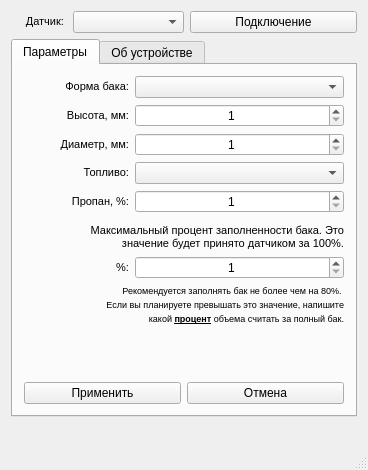
First picture: the form in ComSetup/mainwindow.ui, repository Anton-Fat/Screen_Tool_Setup, before the edit.
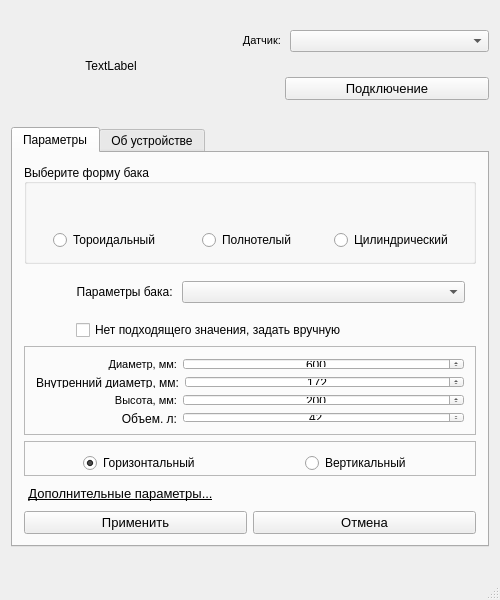
Second picture: the form after the edit.

The edit to the form file:
```diff
--- a/ComSetup/mainwindow.ui
+++ b/ComSetup/mainwindow.ui
@@ -6,20 +6,26 @@
    <rect>
     <x>0</x>
     <y>0</y>
-    <width>364</width>
-    <height>468</height>
+    <width>500</width>
+    <height>600</height>
    </rect>
   </property>
   <property name="sizePolicy">
-   <sizepolicy hsizetype="Maximum" vsizetype="Maximum">
+   <sizepolicy hsizetype="Maximum" vsizetype="Expanding">
     <horstretch>0</horstretch>
     <verstretch>0</verstretch>
    </sizepolicy>
   </property>
+  <property name="minimumSize">
+   <size>
+    <width>440</width>
+    <height>400</height>
+   </size>
+  </property>
   <property name="maximumSize">
    <size>
-    <width>500</width>
-    <height>600</height>
+    <width>600</width>
+    <height>700</height>
    </size>
   </property>
   <property name="windowTitle">
@@ -27,22 +33,49 @@
   </property>
   <widget class="QWidget" name="centralWidget">
    <property name="sizePolicy">
-    <sizepolicy hsizetype="Expanding" vsizetype="Expanding">
+    <sizepolicy hsizetype="Preferred" vsizetype="Expanding">
      <horstretch>0</horstretch>
      <verstretch>0</verstretch>
     </sizepolicy>
    </property>
-   <layout class="QVBoxLayout" name="verticalLayout_3" stretch="0,1,0">
-    <property name="sizeConstraint">
-     <enum>QLayout::SetMinimumSize</enum>
-    </property>
-    <item>
-     <layout class="QVBoxLayout" name="verticalLayout_6">
+   <property name="minimumSize">
+    <size>
+     <width>200</width>
+     <height>200</height>
+    </size>
+   </property>
+   <layout class="QVBoxLayout" name="verticalLayout_3" stretch="0,0,0">
       <property name="sizeConstraint">
        <enum>QLayout::SetMaximumSize</enum>
       </property>
       <item>
-       <layout class="QHBoxLayout" name="horizontalLayout_9" stretch="1,2,3">
+     <layout class="QHBoxLayout" name="horizontalLayout_7" stretch="1,2">
+      <property name="topMargin">
+       <number>0</number>
+      </property>
+      <item>
+       <widget class="QLabel" name="label_Logo">
+        <property name="minimumSize">
+         <size>
+          <width>200</width>
+          <height>110</height>
+         </size>
+        </property>
+        <property name="text">
+         <string>TextLabel</string>
+        </property>
+        <property name="alignment">
+         <set>Qt::AlignCenter</set>
+        </property>
+       </widget>
+      </item>
+      <item>
+       <layout class="QVBoxLayout" name="verticalLayout_7">
+        <item>
+         <layout class="QHBoxLayout" name="horizontalLayout_9" stretch="1,3">
+          <property name="sizeConstraint">
+           <enum>QLayout::SetMinimumSize</enum>
+          </property>
         <item>
          <widget class="QLabel" name="label">
           <property name="text">
@@ -57,8 +90,33 @@
           </property>
          </widget>
         </item>
+         </layout>
+        </item>
+        <item>
+         <layout class="QHBoxLayout" name="horizontalLayout_2" stretch="1,3">
+          <item>
+           <spacer name="horizontalSpacer_2">
+            <property name="orientation">
+             <enum>Qt::Horizontal</enum>
+            </property>
+            <property name="sizeHint" stdset="0">
+             <size>
+              <width>40</width>
+              <height>20</height>
+             </size>
+            </property>
+           </spacer>
+          </item>
         <item>
          <widget class="QPushButton" name="pushButton">
+            <property name="font">
+             <font>
+              <pointsize>10</pointsize>
+             </font>
+            </property>
+            <property name="inputMethodHints">
+             <set>Qt::ImhNone</set>
+            </property>
           <property name="text">
            <string>Подключение</string>
           </property>
@@ -68,24 +126,26 @@
       </item>
      </layout>
     </item>
+     </layout>
+    </item>
     <item>
      <widget class="QTabWidget" name="tabWidget">
       <property name="sizePolicy">
-       <sizepolicy hsizetype="Maximum" vsizetype="Maximum">
+       <sizepolicy hsizetype="Minimum" vsizetype="Expanding">
         <horstretch>0</horstretch>
         <verstretch>0</verstretch>
        </sizepolicy>
       </property>
       <property name="minimumSize">
        <size>
-        <width>346</width>
-        <height>378</height>
+        <width>200</width>
+        <height>200</height>
        </size>
       </property>
       <property name="maximumSize">
        <size>
-        <width>500</width>
-        <height>600</height>
+        <width>1000</width>
+        <height>1000</height>
        </size>
       </property>
       <property name="currentIndex">
@@ -93,7 +153,7 @@
       </property>
       <widget class="QWidget" name="tab">
        <property name="sizePolicy">
-        <sizepolicy hsizetype="Expanding" vsizetype="Expanding">
+        <sizepolicy hsizetype="Minimum" vsizetype="Expanding">
          <horstretch>0</horstretch>
          <verstretch>0</verstretch>
         </sizepolicy>
@@ -101,99 +161,142 @@
        <attribute name="title">
         <string>Параметры</string>
        </attribute>
-       <layout class="QVBoxLayout" name="verticalLayout_2" stretch="0,0,0,0,0,0,0,0,0,1,0">
+       <layout class="QVBoxLayout" name="verticalLayout_2" stretch="0,0,0,0,0,0,0,0">
         <item>
-         <layout class="QHBoxLayout" name="horizontalLayout" stretch="1,2">
-          <property name="spacing">
-           <number>6</number>
+         <widget class="QGroupBox" name="groupBox_2">
+          <property name="sizePolicy">
+           <sizepolicy hsizetype="Preferred" vsizetype="Minimum">
+            <horstretch>0</horstretch>
+            <verstretch>0</verstretch>
+           </sizepolicy>
           </property>
-          <property name="sizeConstraint">
-           <enum>QLayout::SetMinimumSize</enum>
+          <property name="minimumSize">
+           <size>
+            <width>0</width>
+            <height>100</height>
+           </size>
           </property>
-          <item>
-           <widget class="QLabel" name="label_4">
+          <property name="title">
+           <string>Выберите форму бака</string>
+          </property>
+          <property name="alignment">
+           <set>Qt::AlignLeading|Qt::AlignLeft|Qt::AlignVCenter</set>
+          </property>
+          <layout class="QGridLayout" name="gridLayout">
+           <item row="0" column="1">
+            <widget class="QLabel" name="label_image_2">
+             <property name="text">
+              <string/>
+             </property>
+             <property name="alignment">
+              <set>Qt::AlignCenter</set>
+             </property>
+            </widget>
+           </item>
+           <item row="0" column="0">
+            <widget class="QLabel" name="label_image_1">
+             <property name="text">
+              <string/>
+             </property>
+             <property name="alignment">
+              <set>Qt::AlignCenter</set>
+             </property>
+            </widget>
+           </item>
+           <item row="1" column="0" alignment="Qt::AlignHCenter">
+            <widget class="QRadioButton" name="radioButton_F1">
             <property name="sizePolicy">
              <sizepolicy hsizetype="Minimum" vsizetype="Minimum">
               <horstretch>0</horstretch>
               <verstretch>0</verstretch>
              </sizepolicy>
             </property>
+             <property name="minimumSize">
+              <size>
+               <width>0</width>
+               <height>0</height>
+              </size>
+             </property>
             <property name="text">
-             <string>&lt;!DOCTYPE HTML PUBLIC &quot;-//W3C//DTD HTML 4.0//EN&quot; &quot;http://www.w3.org/TR/REC-html40/strict.dtd&quot;&gt;
-&lt;html&gt;&lt;head&gt;&lt;meta name=&quot;qrichtext&quot; content=&quot;1&quot; /&gt;&lt;style type=&quot;text/css&quot;&gt;
-p, li { white-space: pre-wrap; }
-&lt;/style&gt;&lt;/head&gt;&lt;body style=&quot; font-family:'MS Shell Dlg 2'; font-size:8.25pt; font-weight:400; font-style:normal;&quot;&gt;
-&lt;p align=&quot;right&quot; style=&quot; margin-top:0px; margin-bottom:0px; margin-left:0px; margin-right:0px; -qt-block-indent:0; text-indent:0px;&quot;&gt;Форма бака:&lt;/p&gt;&lt;/body&gt;&lt;/html&gt;</string>
-            </property>
-           </widget>
-          </item>
-          <item>
-           <widget class="QComboBox" name="comboBox_shape">
-            <property name="sizePolicy">
-             <sizepolicy hsizetype="Expanding" vsizetype="Fixed">
-              <horstretch>0</horstretch>
-              <verstretch>0</verstretch>
-             </sizepolicy>
-            </property>
-            <property name="autoFillBackground">
-             <bool>true</bool>
-            </property>
-            <property name="editable">
+              <string>Тороидальный</string>
+             </property>
+             <property name="checked">
              <bool>false</bool>
             </property>
-            <property name="sizeAdjustPolicy">
-             <enum>QComboBox::AdjustToContentsOnFirstShow</enum>
-            </property>
-           </widget>
-          </item>
-         </layout>
-        </item>
-        <item>
-         <layout class="QHBoxLayout" name="horizontalLayout_5" stretch="1,2">
-          <property name="sizeConstraint">
-           <enum>QLayout::SetMinimumSize</enum>
-          </property>
-          <item>
-           <widget class="QLabel" name="label_9">
-            <property name="sizePolicy">
-             <sizepolicy hsizetype="Minimum" vsizetype="Minimum">
-              <horstretch>0</horstretch>
-              <verstretch>0</verstretch>
-             </sizepolicy>
-            </property>
+            </widget>
+           </item>
+           <item row="0" column="2">
+            <widget class="QLabel" name="label_image_3">
             <property name="text">
-             <string>&lt;!DOCTYPE HTML PUBLIC &quot;-//W3C//DTD HTML 4.0//EN&quot; &quot;http://www.w3.org/TR/REC-html40/strict.dtd&quot;&gt;
-&lt;html&gt;&lt;head&gt;&lt;meta name=&quot;qrichtext&quot; content=&quot;1&quot; /&gt;&lt;style type=&quot;text/css&quot;&gt;
-p, li { white-space: pre-wrap; }
-&lt;/style&gt;&lt;/head&gt;&lt;body style=&quot; font-family:'MS Shell Dlg 2'; font-size:8.25pt; font-weight:400; font-style:normal;&quot;&gt;
-&lt;p align=&quot;right&quot; style=&quot; margin-top:0px; margin-bottom:0px; margin-left:0px; margin-right:0px; -qt-block-indent:0; text-indent:0px;&quot;&gt;Высота, мм:&lt;/p&gt;&lt;/body&gt;&lt;/html&gt;</string>
-            </property>
-           </widget>
-          </item>
-          <item>
-           <widget class="QSpinBox" name="spinBox_H">
-            <property name="sizePolicy">
-             <sizepolicy hsizetype="Expanding" vsizetype="Fixed">
-              <horstretch>0</horstretch>
-              <verstretch>0</verstretch>
-             </sizepolicy>
+              <string/>
             </property>
             <property name="alignment">
              <set>Qt::AlignCenter</set>
             </property>
-            <property name="minimum">
-             <number>1</number>
-            </property>
-            <property name="maximum">
-             <number>999</number>
-            </property>
-            <property name="value">
-             <number>1</number>
+            </widget>
+           </item>
+           <item row="1" column="1" alignment="Qt::AlignHCenter">
+            <widget class="QRadioButton" name="radioButton_F2">
+             <property name="text">
+              <string>Полнотелый</string>
+             </property>
+            </widget>
+           </item>
+           <item row="1" column="2" alignment="Qt::AlignHCenter">
+            <widget class="QRadioButton" name="radioButton_F3">
+             <property name="text">
+              <string>Цилиндрический</string>
+             </property>
+            </widget>
+           </item>
+          </layout>
+         </widget>
+        </item>
+        <item>
+         <widget class="QWidget" name="widget_combo" native="true">
+          <layout class="QHBoxLayout" name="horizontalLayout_8" stretch="1,2">
+           <item>
+            <widget class="QLabel" name="label_2">
+             <property name="text">
+              <string>&lt;html&gt;&lt;head/&gt;&lt;body&gt;&lt;p align=&quot;right&quot;&gt;Параметры бака: &lt;/p&gt;&lt;/body&gt;&lt;/html&gt;</string>
             </property>
            </widget>
           </item>
-         </layout>
+           <item>
+            <widget class="QComboBox" name="comboBox_Param">
+             <property name="sizePolicy">
+              <sizepolicy hsizetype="Preferred" vsizetype="Minimum">
+               <horstretch>0</horstretch>
+               <verstretch>0</verstretch>
+              </sizepolicy>
+             </property>
+            </widget>
+           </item>
+          </layout>
+         </widget>
         </item>
+        <item alignment="Qt::AlignHCenter">
+         <widget class="QCheckBox" name="checkBox">
+          <property name="text">
+           <string>Нет подходящего значения, задать вручную                       </string>
+          </property>
+         </widget>
+        </item>
+        <item>
+         <widget class="QFrame" name="frame_2">
+          <property name="minimumSize">
+           <size>
+            <width>0</width>
+            <height>50</height>
+           </size>
+          </property>
+          <property name="frameShape">
+           <enum>QFrame::StyledPanel</enum>
+          </property>
+          <property name="frameShadow">
+           <enum>QFrame::Raised</enum>
+          </property>
+          <layout class="QVBoxLayout" name="verticalLayout_5">
         <item>
          <layout class="QHBoxLayout" name="horizontalLayout_6" stretch="1,2">
           <property name="sizeConstraint">
@@ -231,22 +334,52 @@
              <number>1</number>
             </property>
             <property name="maximum">
-             <number>999</number>
+                <number>9999</number>
             </property>
             <property name="value">
-             <number>1</number>
+                <number>600</number>
             </property>
            </widget>
           </item>
          </layout>
         </item>
         <item>
-         <layout class="QHBoxLayout" name="horizontalLayout_7" stretch="1,2">
+            <layout class="QHBoxLayout" name="horizontalLayout_15" stretch="1,2">
+             <property name="topMargin">
+              <number>0</number>
+             </property>
+             <item>
+              <widget class="QLabel" name="label_DI">
+               <property name="text">
+                <string>&lt;html&gt;&lt;head/&gt;&lt;body&gt;&lt;p align=&quot;right&quot;&gt;Внутренний диаметр, мм:&lt;/p&gt;&lt;/body&gt;&lt;/html&gt;</string>
+               </property>
+              </widget>
+             </item>
+             <item>
+              <widget class="QSpinBox" name="spinBox_DI">
+               <property name="alignment">
+                <set>Qt::AlignCenter</set>
+               </property>
+               <property name="minimum">
+                <number>0</number>
+               </property>
+               <property name="maximum">
+                <number>9999</number>
+               </property>
+               <property name="value">
+                <number>172</number>
+               </property>
+              </widget>
+             </item>
+            </layout>
+           </item>
+           <item>
+            <layout class="QHBoxLayout" name="horizontalLayout_5" stretch="1,2">
           <property name="sizeConstraint">
            <enum>QLayout::SetMinimumSize</enum>
           </property>
           <item>
-           <widget class="QLabel" name="label_11">
+              <widget class="QLabel" name="label_9">
             <property name="sizePolicy">
              <sizepolicy hsizetype="Minimum" vsizetype="Minimum">
               <horstretch>0</horstretch>
@@ -258,170 +391,149 @@
 &lt;html&gt;&lt;head&gt;&lt;meta name=&quot;qrichtext&quot; content=&quot;1&quot; /&gt;&lt;style type=&quot;text/css&quot;&gt;
 p, li { white-space: pre-wrap; }
 &lt;/style&gt;&lt;/head&gt;&lt;body style=&quot; font-family:'MS Shell Dlg 2'; font-size:8.25pt; font-weight:400; font-style:normal;&quot;&gt;
-&lt;p align=&quot;right&quot; style=&quot; margin-top:0px; margin-bottom:0px; margin-left:0px; margin-right:0px; -qt-block-indent:0; text-indent:0px;&quot;&gt;Топливо:&lt;/p&gt;&lt;/body&gt;&lt;/html&gt;</string>
+&lt;p align=&quot;right&quot; style=&quot; margin-top:0px; margin-bottom:0px; margin-left:0px; margin-right:0px; -qt-block-indent:0; text-indent:0px;&quot;&gt;Высота, мм:&lt;/p&gt;&lt;/body&gt;&lt;/html&gt;</string>
             </property>
            </widget>
           </item>
           <item>
-           <widget class="QComboBox" name="comboBox_fuel">
+              <widget class="QSpinBox" name="spinBox_H">
             <property name="sizePolicy">
              <sizepolicy hsizetype="Expanding" vsizetype="Fixed">
               <horstretch>0</horstretch>
               <verstretch>0</verstretch>
              </sizepolicy>
             </property>
-            <property name="autoFillBackground">
+               <property name="alignment">
+                <set>Qt::AlignCenter</set>
+               </property>
+               <property name="minimum">
+                <number>1</number>
+               </property>
+               <property name="maximum">
+                <number>9999</number>
+               </property>
+               <property name="value">
+                <number>200</number>
+               </property>
+              </widget>
+             </item>
+            </layout>
+           </item>
+           <item>
+            <layout class="QHBoxLayout" name="horizontalLayout_14" stretch="1,2">
+             <property name="topMargin">
+              <number>0</number>
+             </property>
+             <item>
+              <widget class="QLabel" name="label_4">
+               <property name="text">
+                <string>&lt;html&gt;&lt;head/&gt;&lt;body&gt;&lt;p align=&quot;right&quot;&gt;Объем, л:&lt;/p&gt;&lt;/body&gt;&lt;/html&gt;</string>
+               </property>
+              </widget>
+             </item>
+             <item>
+              <widget class="QSpinBox" name="spinBox_V">
+               <property name="alignment">
+                <set>Qt::AlignCenter</set>
+               </property>
+               <property name="maximum">
+                <number>9999</number>
+               </property>
+               <property name="value">
+                <number>42</number>
+               </property>
+              </widget>
+             </item>
+            </layout>
+           </item>
+          </layout>
+         </widget>
+        </item>
+        <item>
+         <widget class="QFrame" name="frame_radio">
+          <property name="frameShape">
+           <enum>QFrame::StyledPanel</enum>
+          </property>
+          <property name="frameShadow">
+           <enum>QFrame::Raised</enum>
+          </property>
+          <layout class="QHBoxLayout" name="horizontalLayout_13">
+           <property name="bottomMargin">
+            <number>2</number>
+           </property>
+           <item alignment="Qt::AlignHCenter">
+            <widget class="QRadioButton" name="radioButton_H">
+             <property name="text">
+              <string>Горизонтальный</string>
+             </property>
+             <property name="checked">
              <bool>true</bool>
             </property>
            </widget>
           </item>
-         </layout>
-        </item>
-        <item>
-         <layout class="QHBoxLayout" name="horizontalLayout_8" stretch="1,2">
-          <property name="sizeConstraint">
-           <enum>QLayout::SetMinimumSize</enum>
-          </property>
-          <item>
-           <widget class="QLabel" name="label_12">
-            <property name="sizePolicy">
-             <sizepolicy hsizetype="Minimum" vsizetype="Minimum">
-              <horstretch>0</horstretch>
-              <verstretch>0</verstretch>
-             </sizepolicy>
-            </property>
+           <item alignment="Qt::AlignHCenter">
+            <widget class="QRadioButton" name="radioButton_V">
             <property name="text">
-             <string>&lt;!DOCTYPE HTML PUBLIC &quot;-//W3C//DTD HTML 4.0//EN&quot; &quot;http://www.w3.org/TR/REC-html40/strict.dtd&quot;&gt;
-&lt;html&gt;&lt;head&gt;&lt;meta name=&quot;qrichtext&quot; content=&quot;1&quot; /&gt;&lt;style type=&quot;text/css&quot;&gt;
-p, li { white-space: pre-wrap; }
-&lt;/style&gt;&lt;/head&gt;&lt;body style=&quot; font-family:'MS Shell Dlg 2'; font-size:8.25pt; font-weight:400; font-style:normal;&quot;&gt;
-&lt;p align=&quot;right&quot; style=&quot; margin-top:0px; margin-bottom:0px; margin-left:0px; margin-right:0px; -qt-block-indent:0; text-indent:0px;&quot;&gt;Пропан, %:&lt;/p&gt;&lt;/body&gt;&lt;/html&gt;</string>
-            </property>
-           </widget>
-          </item>
-          <item>
-           <widget class="QSpinBox" name="spinBox_Proc">
-            <property name="sizePolicy">
-             <sizepolicy hsizetype="Expanding" vsizetype="Fixed">
-              <horstretch>0</horstretch>
-              <verstretch>0</verstretch>
-             </sizepolicy>
-            </property>
-            <property name="alignment">
-             <set>Qt::AlignCenter</set>
-            </property>
-            <property name="minimum">
-             <number>1</number>
-            </property>
-            <property name="maximum">
-             <number>100</number>
-            </property>
-            <property name="value">
-             <number>1</number>
+              <string>Вертикальный</string>
+             </property>
+             <property name="checked">
+              <bool>false</bool>
             </property>
            </widget>
           </item>
          </layout>
+         </widget>
         </item>
         <item>
          <spacer name="verticalSpacer_2">
           <property name="orientation">
            <enum>Qt::Vertical</enum>
           </property>
+          <property name="sizeType">
+           <enum>QSizePolicy::Expanding</enum>
+          </property>
           <property name="sizeHint" stdset="0">
            <size>
             <width>20</width>
-            <height>5</height>
+            <height>40</height>
            </size>
           </property>
          </spacer>
         </item>
         <item>
-         <widget class="QLabel" name="label_6">
-          <property name="text">
-           <string>&lt;!DOCTYPE HTML PUBLIC &quot;-//W3C//DTD HTML 4.0//EN&quot; &quot;http://www.w3.org/TR/REC-html40/strict.dtd&quot;&gt;
-&lt;html&gt;&lt;head&gt;&lt;meta name=&quot;qrichtext&quot; content=&quot;1&quot; /&gt;&lt;style type=&quot;text/css&quot;&gt;
-p, li { white-space: pre-wrap; }
-&lt;/style&gt;&lt;/head&gt;&lt;body style=&quot; font-family:'MS Shell Dlg 2'; font-size:8.25pt; font-weight:400; font-style:normal;&quot;&gt;
-&lt;p align=&quot;right&quot; style=&quot; margin-top:0px; margin-bottom:0px; margin-left:0px; margin-right:0px; -qt-block-indent:0; text-indent:0px;&quot;&gt;&lt;span style=&quot; font-size:8pt;&quot;&gt;Максимальный процент заполненности бака. Это&lt;/span&gt;&lt;/p&gt;
-&lt;p align=&quot;right&quot; style=&quot; margin-top:0px; margin-bottom:0px; margin-left:0px; margin-right:0px; -qt-block-indent:0; text-indent:0px;&quot;&gt;&lt;span style=&quot; font-size:8pt;&quot;&gt;  значение будет принято датчиком за 100%.&lt;/span&gt;&lt;/p&gt;&lt;/body&gt;&lt;/html&gt;</string>
-          </property>
-          <property name="scaledContents">
-           <bool>false</bool>
-          </property>
-          <property name="wordWrap">
-           <bool>false</bool>
-          </property>
-          <property name="margin">
-           <number>3</number>
-          </property>
-          <property name="indent">
-           <number>-1</number>
-          </property>
-         </widget>
-        </item>
+         <layout class="QHBoxLayout" name="horizontalLayout">
         <item>
-         <layout class="QHBoxLayout" name="horizontalLayout_2" stretch="1,2">
-          <property name="sizeConstraint">
-           <enum>QLayout::SetMinimumSize</enum>
-          </property>
-          <item>
-           <widget class="QLabel" name="label_8">
+           <widget class="QPushButton" name="pb_Add_Parametr">
+            <property name="font">
+             <font>
+              <pointsize>10</pointsize>
+              <underline>true</underline>
+              <strikeout>false</strikeout>
+             </font>
+            </property>
             <property name="text">
-             <string>&lt;!DOCTYPE HTML PUBLIC &quot;-//W3C//DTD HTML 4.0//EN&quot; &quot;http://www.w3.org/TR/REC-html40/strict.dtd&quot;&gt;
-&lt;html&gt;&lt;head&gt;&lt;meta name=&quot;qrichtext&quot; content=&quot;1&quot; /&gt;&lt;style type=&quot;text/css&quot;&gt;
-p, li { white-space: pre-wrap; }
-&lt;/style&gt;&lt;/head&gt;&lt;body style=&quot; font-family:'MS Shell Dlg 2'; font-size:8.25pt; font-weight:400; font-style:normal;&quot;&gt;
-&lt;p align=&quot;right&quot; style=&quot; margin-top:0px; margin-bottom:0px; margin-left:0px; margin-right:0px; -qt-block-indent:0; text-indent:0px;&quot;&gt;%:&lt;/p&gt;&lt;/body&gt;&lt;/html&gt;</string>
+             <string>Дополнительные параметры...</string>
             </property>
+            <property name="flat">
+             <bool>true</bool>
+            </property>
            </widget>
           </item>
           <item>
-           <widget class="QSpinBox" name="spinBox_Volume">
-            <property name="sizePolicy">
-             <sizepolicy hsizetype="Expanding" vsizetype="Fixed">
-              <horstretch>0</horstretch>
-              <verstretch>0</verstretch>
-             </sizepolicy>
+           <spacer name="horizontalSpacer">
+            <property name="orientation">
+             <enum>Qt::Horizontal</enum>
             </property>
-            <property name="alignment">
-             <set>Qt::AlignCenter</set>
+            <property name="sizeHint" stdset="0">
+             <size>
+              <width>40</width>
+              <height>20</height>
+             </size>
             </property>
-            <property name="minimum">
-             <number>1</number>
-            </property>
-            <property name="maximum">
-             <number>100</number>
-            </property>
-            <property name="value">
-             <number>1</number>
-            </property>
-           </widget>
+           </spacer>
           </item>
          </layout>
         </item>
-        <item>
-         <widget class="QLabel" name="label_7">
-          <property name="lineWidth">
-           <number>1</number>
-          </property>
-          <property name="text">
-           <string>&lt;!DOCTYPE HTML PUBLIC &quot;-//W3C//DTD HTML 4.0//EN&quot; &quot;http://www.w3.org/TR/REC-html40/strict.dtd&quot;&gt;
-&lt;html&gt;&lt;head&gt;&lt;meta name=&quot;qrichtext&quot; content=&quot;1&quot; /&gt;&lt;style type=&quot;text/css&quot;&gt;
-p, li { white-space: pre-wrap; }
-&lt;/style&gt;&lt;/head&gt;&lt;body style=&quot; font-family:'MS Shell Dlg 2'; font-size:8.25pt; font-weight:400; font-style:normal;&quot;&gt;
-&lt;p align=&quot;right&quot; style=&quot; margin-top:3px; margin-bottom:3px; margin-left:0px; margin-right:0px; -qt-block-indent:0; text-indent:0px;&quot;&gt;&lt;span style=&quot; font-size:7pt;&quot;&gt;  Рекомендуется заполнять бак не более чем на 80%. &lt;/span&gt;&lt;/p&gt;
-&lt;p align=&quot;right&quot; style=&quot; margin-top:3px; margin-bottom:3px; margin-left:0px; margin-right:0px; -qt-block-indent:0; text-indent:0px;&quot;&gt;&lt;span style=&quot; font-size:7pt;&quot;&gt;  Если вы планируете превышать это значение, напишите&lt;/span&gt;&lt;/p&gt;
-&lt;p align=&quot;right&quot; style=&quot; margin-top:3px; margin-bottom:3px; margin-left:0px; margin-right:0px; -qt-block-indent:0; text-indent:0px;&quot;&gt;&lt;span style=&quot; font-size:7pt;&quot;&gt;  какой &lt;/span&gt;&lt;span style=&quot; font-size:7pt; font-weight:600; text-decoration: underline;&quot;&gt;процент&lt;/span&gt;&lt;span style=&quot; font-size:7pt;&quot;&gt; объема считать за полный бак.&lt;/span&gt;&lt;/p&gt;&lt;/body&gt;&lt;/html&gt;</string>
-          </property>
-          <property name="margin">
-           <number>3</number>
-          </property>
-         </widget>
-        </item>
-        <item>
-         <layout class="QHBoxLayout" name="horizontalLayout_14"/>
-        </item>
         <item>
          <layout class="QHBoxLayout" name="horizontalLayout_3">
           <property name="sizeConstraint">
@@ -429,6 +541,11 @@
           </property>
           <item>
            <widget class="QPushButton" name="pushButton_2">
+            <property name="font">
+             <font>
+              <pointsize>10</pointsize>
+             </font>
+            </property>
             <property name="autoFillBackground">
              <bool>false</bool>
             </property>
@@ -439,6 +556,11 @@
           </item>
           <item>
            <widget class="QPushButton" name="pushButton_3">
+            <property name="font">
+             <font>
+              <pointsize>10</pointsize>
+             </font>
+            </property>
             <property name="text">
              <string>Отмена</string>
             </property>
@@ -594,6 +716,18 @@
     </item>
     <item>
      <widget class="QLabel" name="label_status">
+      <property name="sizePolicy">
+       <sizepolicy hsizetype="Fixed" vsizetype="Fixed">
+        <horstretch>0</horstretch>
+        <verstretch>0</verstretch>
+       </sizepolicy>
+      </property>
+      <property name="minimumSize">
+       <size>
+        <width>0</width>
+        <height>0</height>
+       </size>
+      </property>
       <property name="frameShape">
        <enum>QFrame::NoFrame</enum>
       </property>
@@ -604,7 +738,14 @@
     </item>
    </layout>
   </widget>
-  <widget class="QStatusBar" name="statusBar"/>
+  <widget class="QStatusBar" name="statusBar">
+   <property name="sizePolicy">
+    <sizepolicy hsizetype="Minimum" vsizetype="Minimum">
+     <horstretch>0</horstretch>
+     <verstretch>0</verstretch>
+    </sizepolicy>
+   </property>
+  </widget>
  </widget>
  <layoutdefault spacing="6" margin="11"/>
  <resources/>
```
Left out of the diff: 70 changed lines with no effect on the pictures. Lines whose indentation alone changed are shown as unchanged.
